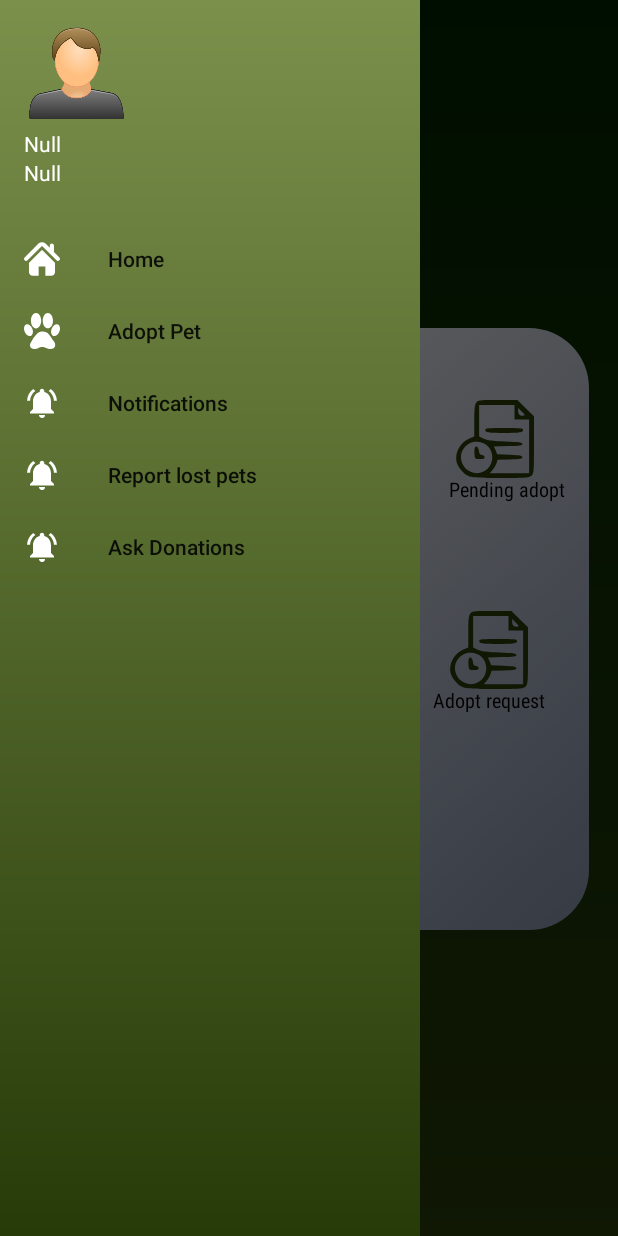
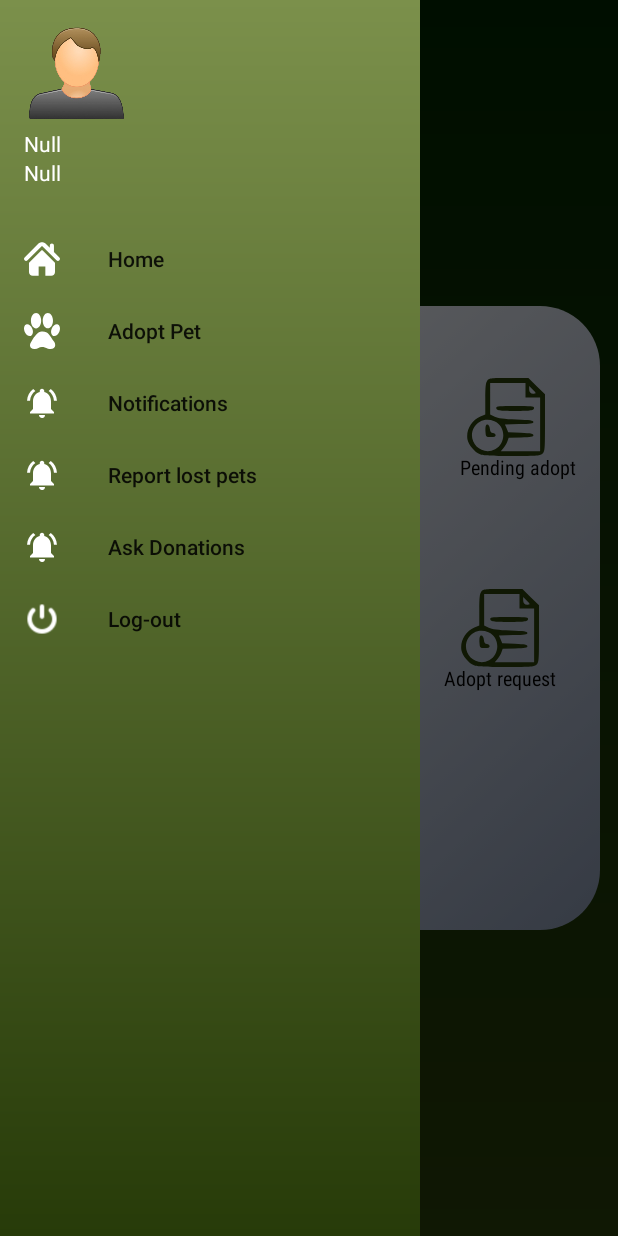
Before and after one commit to WenDEVLIFE/Pet-Adoption-App, an Android app: the FragementController screen opened directly, with no data from a screen before it, with the side drawer open, on a phone screen of 412 x 824 dp. Run offline under Robolectric (Android 15) with nearby library versions, the phone set to English and light mode, and no system bars; our stand-ins replace sdp/ssp sizes.

Commit message:
Added logout functions 💻

```diff
--- a/app/src/main/res/layout/fragment_notification.xml
+++ b/app/src/main/res/layout/fragment_adoption.xml
@@ -12,6 +12,7 @@
             android:layout_width="263dp"
             android:layout_height="180dp"
             android:textColor="@color/white"
+            android:id="@+id/textView"
             android:text="Notification Fragment"
             android:layout_gravity="center"
             android:textSize="@dimen/_40sdp" />
--- a/app/src/main/res/layout/fragment_home.xml
+++ b/app/src/main/res/layout/fragment_home.xml
@@ -16,8 +16,8 @@
             tools:layout_editor_absoluteX="0dp">
 
         <androidx.constraintlayout.widget.ConstraintLayout
-                android:layout_width="376dp"
-                android:layout_height="401dp"
+                android:layout_width="@dimen/_300sdp"
+                android:layout_height="@dimen/_320sdp"
                 android:background="@drawable/panes"
                 android:id="@+id/constraintLayout"
                 app:layout_constraintStart_toStartOf="parent"
--- a/app/src/main/res/menu/bottom_navmenumain.xml
+++ b/app/src/main/res/menu/bottom_navmenumain.xml
@@ -21,8 +21,13 @@
             android:icon="@drawable/baseline_notifications_active_24"
             android:id="@+id/lostpet"
             />
+    }
     <item android:title="Ask Donations"
             android:icon="@drawable/baseline_notifications_active_24"
             android:id="@+id/ask_donation"
             />
+    <item android:title="Log-out"
+            android:icon="@drawable/logout"
+            android:id="@+id/logout"
+            />
 </menu>
```
Also changed, not shown: app/src/main/java/com/example/pet_adoption_app/AdoptionFragments.java (+16 -1 lines), app/src/main/java/com/example/pet_adoption_app/FragementController.java (+43 -3 lines), app/src/main/java/com/example/pet_adoption_app/MainActivity.java (+12 -0 lines), app/src/main/res/drawable/power.xml (added, +12 -0 lines), app/src/main/res/drawable/logout.png (added).
